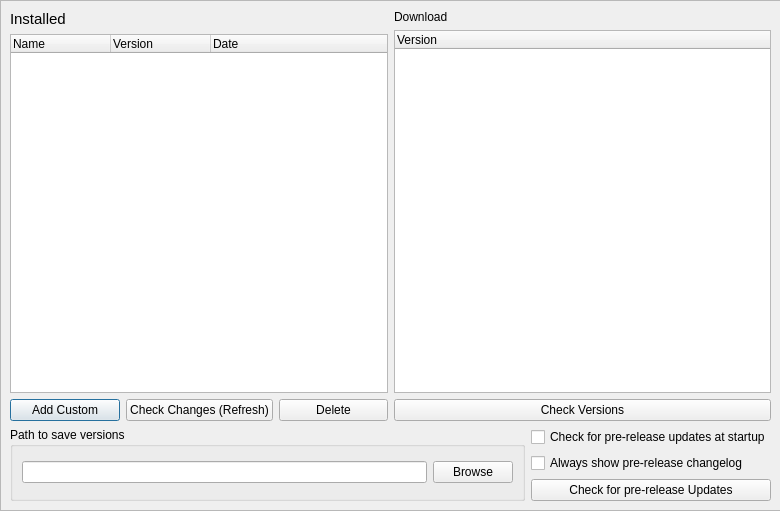
shadps4-emu/shadps4-qtlauncher, file src/qt_gui/version_dialog.ui: the form before one commit.
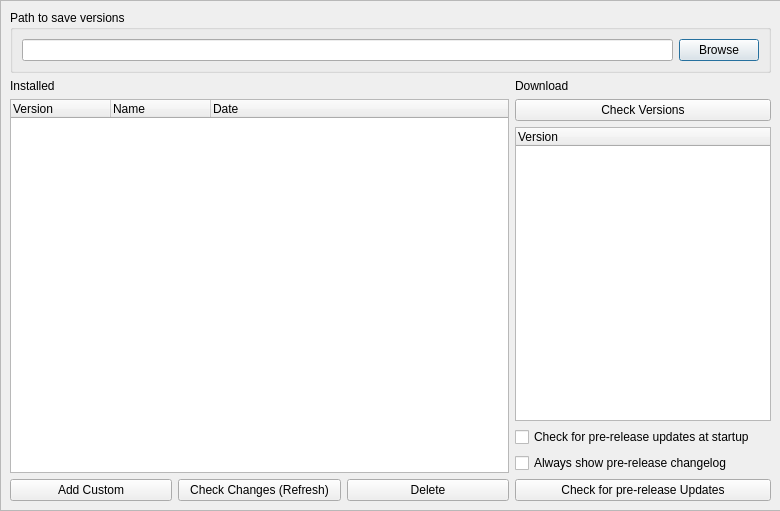
The form after the commit. Icons and pictures are not drawn.

Patch:
```diff
--- a/src/qt_gui/version_dialog.ui
+++ b/src/qt_gui/version_dialog.ui
@@ -47,6 +47,49 @@
      </rect>
     </property>
     <layout class="QVBoxLayout" name="versionTabLayout">
+     <item>
+      <layout class="QHBoxLayout" name="horizontalLayout_11">
+       <property name="topMargin">
+        <number>0</number>
+       </property>
+       <item>
+        <widget class="QGroupBox" name="shadps4GroupBox">
+         <property name="title">
+          <string>Path to save versions</string>
+         </property>
+         <layout class="QVBoxLayout" name="verticalLayout_shadps4">
+          <item>
+           <layout class="QHBoxLayout" name="horizontalLayout_shadps4" stretch="0,0">
+            <item>
+             <widget class="QLineEdit" name="currentShadPath">
+              <property name="sizePolicy">
+               <sizepolicy hsizetype="Expanding" vsizetype="Fixed">
+                <horstretch>0</horstretch>
+                <verstretch>0</verstretch>
+               </sizepolicy>
+              </property>
+              <property name="readOnly">
+               <bool>true</bool>
+              </property>
+              <property name="placeholderText">
+               <string/>
+              </property>
+             </widget>
+            </item>
+            <item>
+             <widget class="QPushButton" name="browse_shad_path">
+              <property name="text">
+               <string>Browse</string>
+              </property>
+             </widget>
+            </item>
+           </layout>
+          </item>
+         </layout>
+        </widget>
+       </item>
+      </layout>
+     </item>
      <item>
       <layout class="QHBoxLayout" name="horizontalLayout_8">
        <item>
@@ -67,7 +110,6 @@
           <widget class="QLabel" name="label">
            <property name="font">
             <font>
-             <pointsize>11</pointsize>
              <bold>false</bold>
             </font>
            </property>
@@ -78,16 +120,16 @@
          </item>
          <item>
           <widget class="QTreeWidget" name="installedTreeWidget">
+           <column>
+            <property name="text">
+             <string>Version</string>
+            </property>
+           </column>
            <column>
             <property name="text">
              <string>Name</string>
             </property>
            </column>
-           <column>
-            <property name="text">
-             <string>Version</string>
-            </property>
-           </column>
            <column>
             <property name="text">
              <string>Date</string>
@@ -141,26 +183,6 @@
            </item>
           </layout>
          </item>
-         <item>
-          <widget class="QTreeWidget" name="downloadTreeWidget">
-           <property name="sizePolicy">
-            <sizepolicy hsizetype="Expanding" vsizetype="Expanding">
-             <horstretch>0</horstretch>
-             <verstretch>0</verstretch>
-            </sizepolicy>
-           </property>
-           <column>
-            <property name="text">
-             <string>Version</string>
-            </property>
-           </column>
-           <item>
-            <property name="text">
-             <string/>
-            </property>
-           </item>
-          </widget>
-         </item>
          <item>
           <widget class="QPushButton" name="checkVersionDownloadButton">
            <property name="text">
@@ -168,49 +190,30 @@
            </property>
           </widget>
          </item>
-        </layout>
-       </item>
-      </layout>
-     </item>
      <item>
-      <layout class="QHBoxLayout" name="horizontalLayout_11">
-       <property name="topMargin">
-        <number>0</number>
-       </property>
-       <item>
-        <widget class="QGroupBox" name="shadps4GroupBox">
-         <property name="title">
-          <string>Path to save versions</string>
-         </property>
-         <layout class="QVBoxLayout" name="verticalLayout_shadps4">
-          <item>
-           <layout class="QHBoxLayout" name="horizontalLayout_shadps4" stretch="0,0">
-            <item>
-             <widget class="QLineEdit" name="currentShadPath">
+          <widget class="QTreeWidget" name="downloadTreeWidget">
               <property name="sizePolicy">
-               <sizepolicy hsizetype="Expanding" vsizetype="Fixed">
+            <sizepolicy hsizetype="Minimum" vsizetype="Expanding">
                 <horstretch>0</horstretch>
                 <verstretch>0</verstretch>
                </sizepolicy>
               </property>
-              <property name="readOnly">
-               <bool>true</bool>
-              </property>
-              <property name="placeholderText">
+           <property name="maximumSize">
+            <size>
+             <width>16777215</width>
+             <height>16777215</height>
+            </size>
+           </property>
+           <column>
+            <property name="text">
+             <string>Version</string>
+            </property>
+           </column>
+           <item>
+            <property name="text">
                <string/>
               </property>
-             </widget>
-            </item>
-            <item>
-             <widget class="QPushButton" name="browse_shad_path">
-              <property name="text">
-               <string>Browse</string>
-              </property>
-             </widget>
-            </item>
-           </layout>
-          </item>
-         </layout>
+           </item>
         </widget>
        </item>
        <item>
@@ -238,6 +241,8 @@
             <string>Check for pre-release Updates</string>
            </property>
           </widget>
+           </item>
+          </layout>
          </item>
         </layout>
        </item>
```
Lines whose indentation alone changed are shown as unchanged.
